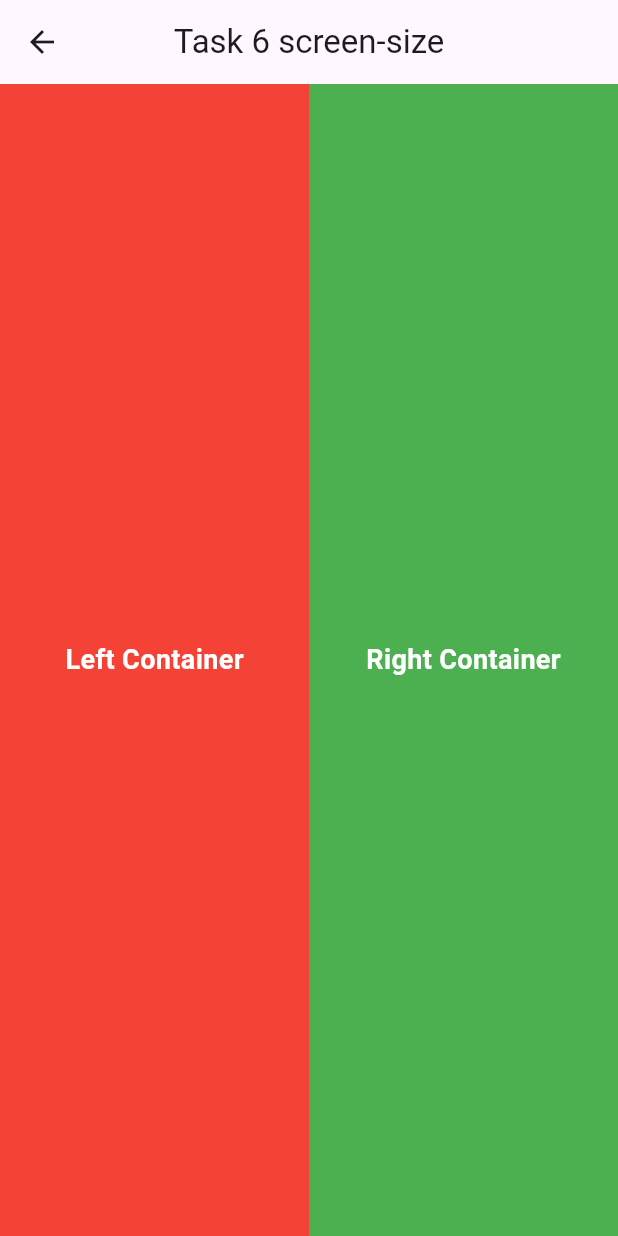
After one commit to Muhammed-rafi-cp/intern_task_app., a Flutter app: the Task6addPage screen opened directly, on a phone screen of 412 x 824 dp. The commit adds this screen. Run offline on Flutter 3.47's test engine with Material 3 defaults, Android fonts, the phone set to English and light mode, and no system bars; our stand-ins replace image_picker.

Commit message:
Updated with new tasks

```diff
--- a/lib/main.dart
+++ b/lib/main.dart
@@ -8,6 +8,7 @@ import 'pages/task_6.dart';
 import 'pages/task_7.dart';
 import 'pages/task_8.dart';
 import 'pages/task_5_add.dart';
+import 'pages/task_6_add.dart';
 
 
 void main() {
@@ -102,6 +103,11 @@ class HomePage extends StatelessWidget {
                       context,
                       MaterialPageRoute(builder: (_) => Task5addPage()),
                     );
+                  }else if (index == 9) {
+                    Navigator.push(
+                      context,
+                      MaterialPageRoute(builder: (_) => Task6addPage()),
+                    );
                   }
                 },
               ),
--- /dev/null
+++ b/lib/pages/task_6_add.dart
@@ -0,0 +1,53 @@
+import 'package:flutter/material.dart';
+
+class Task6addPage extends StatelessWidget {
+  const Task6addPage({super.key});
+
+  @override
+  Widget build(BuildContext context) {
+    final screenWidth = MediaQuery.of(context).size.width;
+
+    // If width < 600 → mobile/tablet → equal flex
+    final isSmallScreen = screenWidth < 600;
+
+    return Scaffold(
+      appBar: AppBar(title: const Text("Task 6 screen-size"), centerTitle: true),
+      body: Row(
+        children: [
+          Expanded(
+            flex: isSmallScreen ? 1 : 3, //  Change flex based on screen size
+            child: Container(
+              color: Colors.red,
+              child: const Center(
+                child: Text(
+                  "Left Container",
+                  style: TextStyle(
+                    color: Colors.white,
+                    fontSize: 18,
+                    fontWeight: FontWeight.bold,
+                  ),
+                ),
+              ),
+            ),
+          ),
+          Expanded(
+            flex: isSmallScreen ? 1 : 2, // Equal on small screens
+            child: Container(
+              color: Colors.green,
+              child: const Center(
+                child: Text(
+                  "Right Container",
+                  style: TextStyle(
+                    color: Colors.white,
+                    fontSize: 18,
+                    fontWeight: FontWeight.bold,
+                  ),
+                ),
+              ),
+            ),
+          ),
+        ],
+      ),
+    );
+  }
+}
```
